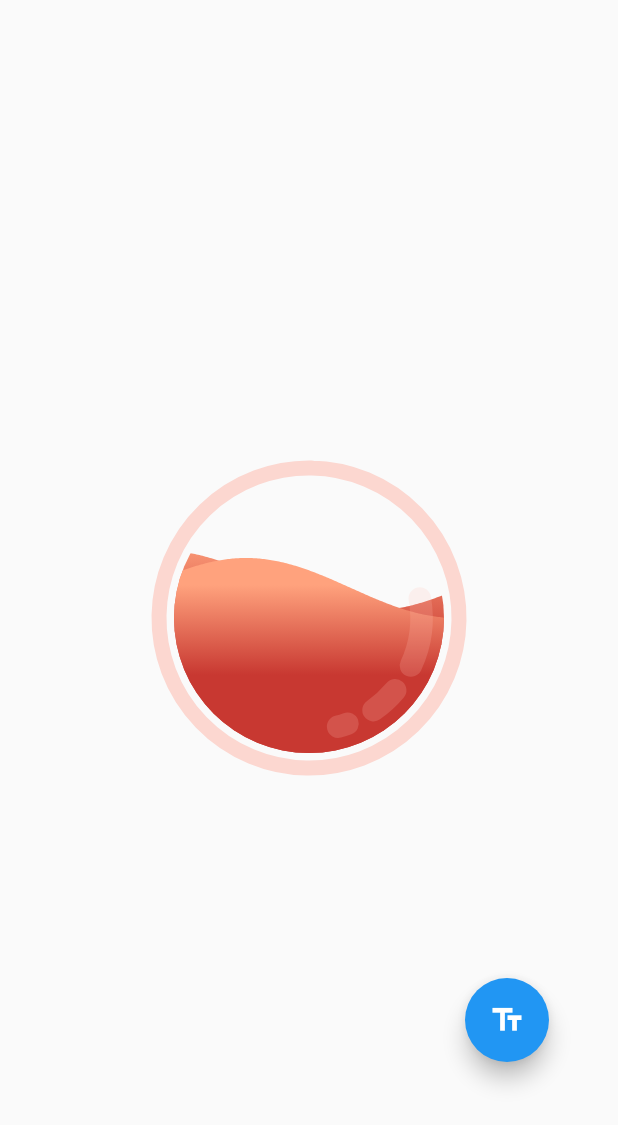
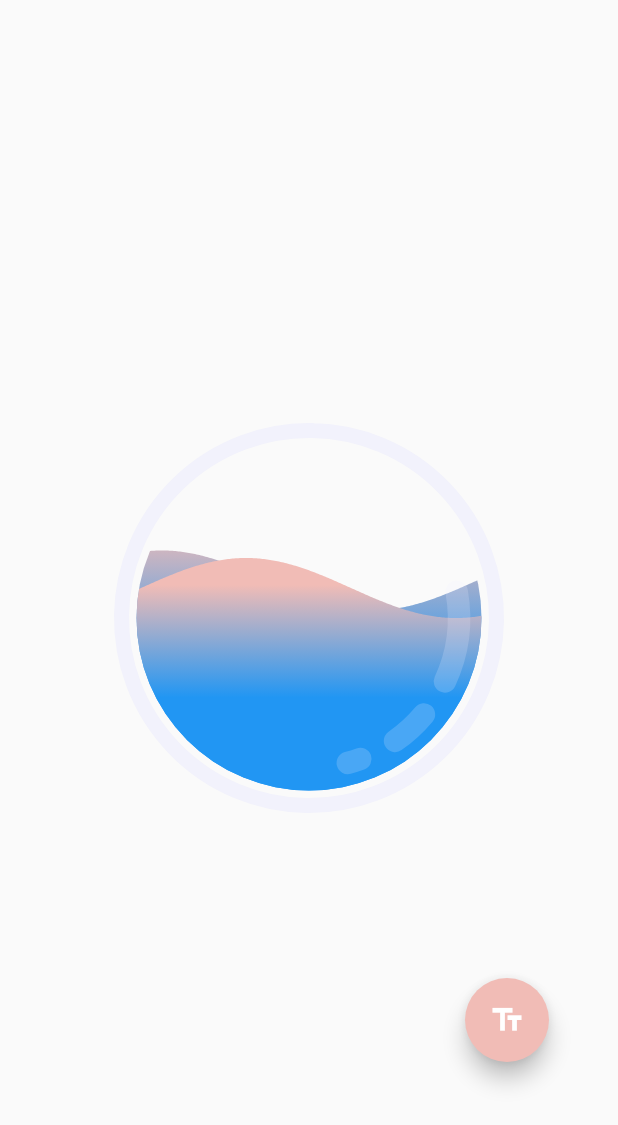
Before and after one commit to suyeon2109/happiness_savings_client, a Flutter app: the screen it shows after launch, on a phone screen of 412 x 824 dp. Shown: the top 1125 px of the screen. Run offline on Flutter 3.47's test engine with Material 2 defaults, Android fonts, the phone set to English and light mode, and no system bars; our stand-ins replace image_picker, syncfusion_flutter_gauges.

Commit message:
add raindrop

```diff
--- a/lib/constants.dart
+++ b/lib/constants.dart
@@ -1,7 +1,8 @@
 import 'package:flutter/material.dart';
 
-const Color kTopColor = Color(0xFFFFA27D);
-const Color kBottomColor = Color(0xFFC83831);
-const Color kContourColor = Color(0xFFFF8670);
+const Color kTopColor = Color(0xFFF1BCB6);
+// const Color kBottomColor = Color(0xFFC83831);
+const Color kBottomColor = Colors.blue;
+const Color kContourColor = Color(0xDEDEDEFF);
 const int kWaveLength = 280;
-const Size kSize = Size(200, 200);
+const Size kSize = Size(250, 250);
--- a/lib/home.dart
+++ b/lib/home.dart
@@ -2,6 +2,7 @@ import 'dart:math' as math;
 
 import 'package:flutter/cupertino.dart';
 import 'package:flutter/material.dart';
+import 'package:happiness_savings_client/raindrop/animation_screen.dart';
 import 'package:vector_math/vector_math.dart' as vector;
 
 import 'constants.dart';
@@ -34,7 +35,8 @@ class _Home extends State<Home> with TickerProviderStateMixin {
   @override
   Widget build(BuildContext context) {
     final size = MediaQuery.of(context).size;
-    return Scaffold(
+    return Stack(children: <Widget>[
+      Scaffold(
           body: GestureDetector(
             onTap: () {
               Navigator.of(context).pushNamed('/happinessList');
@@ -92,13 +94,17 @@ class _Home extends State<Home> with TickerProviderStateMixin {
           floatingActionButton: Padding(
             padding: const EdgeInsets.fromLTRB(0, 0, 30, 100),
             child: FloatingActionButton(
+              backgroundColor: Color(0xFFF1BCB6),
               child: const Icon(Icons.text_fields),
               onPressed: () {
                 Navigator.of(context).pushNamed('/write');
               },
             ),
-        )
-    );
+          )),
+      IgnorePointer(
+          child:
+              AnimationScreen(color: Theme.of(context).colorScheme.secondary))
+    ]);
   }
 }
 
--- /dev/null
+++ b/lib/raindrop/animation_screen.dart
@@ -0,0 +1,133 @@
+import 'package:flutter/material.dart';
+import 'hole_painter.dart';
+import 'staggered_raindrop_animation.dart';
+
+class AnimationScreen extends StatefulWidget {
+  AnimationScreen({
+    required this.color
+  });
+
+  final Color color;
+  final _AnimationScreenState _animationScreenState = _AnimationScreenState();
+
+  void play(){
+    this._animationScreenState.play();
+  }
+
+  @override
+  _AnimationScreenState createState() => _animationScreenState;
+
+
+}
+
+class _AnimationScreenState extends State<AnimationScreen> with SingleTickerProviderStateMixin {
+  Size size = Size.zero;
+  late AnimationController _controller;
+  late StaggeredRaindropAnimation _animation;
+
+  @override
+  void initState() {
+    super.initState();
+    play();
+  }
+
+  void play(){
+    _controller = AnimationController(
+      duration: const Duration(milliseconds: 3000),
+      vsync: this,
+    );
+    _animation = StaggeredRaindropAnimation(_controller);
+    _controller.forward();
+
+    _controller.addListener(() {
+      setState(() {});
+    });
+  }
+
+  @override
+  void didChangeDependencies() {
+    setState(() {
+      size = MediaQuery.of(context).size;
+    });
+    super.didChangeDependencies();
+  }
+
+  @override
+  Widget build(BuildContext context) {
+    return Stack(
+        children: [
+          Container(
+              width: double.infinity,
+              height: double.infinity,
+              child: CustomPaint(
+                  painter: HolePainter(
+                      color: widget.color,
+                      holeSize: _animation.holeSize.value * size.width
+                  )
+              )
+          ),
+          Positioned(
+              top: _animation.dropPosition.value * size.height,
+              left: size.width / 2 - _animation.dropSize.value / 2,
+              child: SizedBox(
+                  width: _animation.dropSize.value,
+                  height: _animation.dropSize.value,
+                  child: CustomPaint(
+                    painter: DropPainter(
+                        visible: _animation.dropVisible.value
+                    ),
+                  )
+              )
+          ),
+          Padding(
+              padding: EdgeInsets.only(bottom: 32),
+              child: Align(
+                  alignment: Alignment.bottomCenter,
+                  child: Opacity(
+                      opacity: _animation.textOpacity.value,
+                      /*child: const Text(
+                        'Raindrop Software',
+                        style: TextStyle(
+                            color: Colors.white, fontSize: 32
+                        ),
+                      )*/
+                  )
+              )
+          )
+        ]
+    );
+  }
+
+  @override
+  void dispose() {
+    super.dispose();
+    _controller.dispose();
+  }
+}
+
+class DropPainter extends CustomPainter {
+  DropPainter({
+    this.visible = true
+  });
+
+  bool visible;
+
+  @override
+  void paint(Canvas canvas, Size size) {
+    if (!visible) {
+      return;
+    }
+
+    Path path = new Path();
+    path.moveTo(size.width / 2, 0);
+    path.quadraticBezierTo(0, size.height * 0.8, size.width / 2, size.height);
+    path.quadraticBezierTo(size.width, size.height * 0.8, size.width / 2, 0);
+    canvas.drawPath(path, Paint()
+      ..color = Colors.white);
+  }
+
+  @override
+  bool shouldRepaint(CustomPainter oldDelegate) {
+    return true;
+  }
+}
--- /dev/null
+++ b/lib/raindrop/hole_painter.dart
@@ -0,0 +1,47 @@
+import 'package:flutter/material.dart';
+
+class HolePainter extends CustomPainter {
+  HolePainter({
+    required this.color,
+    required this.holeSize,
+  });
+
+  Color color;
+  double holeSize;
+
+  @override
+  void paint(Canvas canvas, Size size) {
+    double radius = holeSize / 2;
+    Rect rect = Rect.fromLTWH(0, 0, size.width, size.height);
+    Rect outerCircleRect = Rect.fromCircle(center: Offset(size.width / 2, size.height / 2), radius: radius);
+    Rect innerCircleRect = Rect.fromCircle(center: Offset(size.width / 2, size.height / 2), radius: radius / 2);
+
+    Path transparentHole = Path.combine(
+      PathOperation.difference,
+      Path()..addRect(
+          rect
+      ),
+      Path()
+        ..addOval(outerCircleRect)
+        ..close(),
+    );
+
+    Path halfTransparentRing = Path.combine(
+      PathOperation.difference,
+      Path()
+        ..addOval(outerCircleRect)
+        ..close(),
+      Path()
+        ..addOval(innerCircleRect)
+        ..close(),
+    );
+
+    canvas.drawPath(transparentHole, Paint()..color = color);
+    canvas.drawPath(halfTransparentRing, Paint()..color = color.withOpacity(0.5));
+  }
+
+  @override
+  bool shouldRepaint(CustomPainter oldDelegate) {
+    return true;
+  }
+}
--- /dev/null
+++ b/lib/raindrop/staggered_raindrop_animation.dart
@@ -0,0 +1,52 @@
+import 'package:flutter/material.dart';
+
+class StaggeredRaindropAnimation {
+  StaggeredRaindropAnimation(this.controller):
+
+        dropSize = Tween<double>(begin: 0, end: maximumDropSize).animate(
+          CurvedAnimation(
+            parent: controller,
+            curve: Interval(0.0, 0.2, curve: Curves.easeIn),
+          ),
+        ),
+
+        dropPosition = Tween<double>(begin: 0, end: maximumRelativeDropY).animate(
+          CurvedAnimation(
+            parent: controller,
+            curve: Interval(0.2, 0.5, curve: Curves.easeIn),
+          ),
+        ),
+
+        holeSize = Tween<double>(begin: 0, end: maximumHoleSize).animate(
+          CurvedAnimation(
+            parent: controller,
+            curve: Interval(0.5, 1.0, curve: Curves.easeIn),
+          ),
+        ),
+
+        dropVisible = Tween<bool>(begin: true, end: false).animate(
+          CurvedAnimation(
+            parent: controller,
+            curve: Interval(0.5, 0.5),
+          ),
+        ),
+
+        textOpacity = Tween<double>(begin: 1, end: 0).animate(
+          CurvedAnimation(
+            parent: controller,
+            curve: Interval(0.5, 0.7, curve: Curves.easeOut),
+          ),
+        );
+
+  final AnimationController controller;
+
+  final Animation<double> dropSize;
+  final Animation<double> dropPosition;
+  final Animation<bool> dropVisible;
+  final Animation<double> holeSize;
+  final Animation<double> textOpacity;
+
+  static final double maximumDropSize = 20;
+  static final double maximumRelativeDropY = 0.5;
+  static final double maximumHoleSize = 10;
+}
```
Lines whose indentation alone changed are shown as unchanged.
